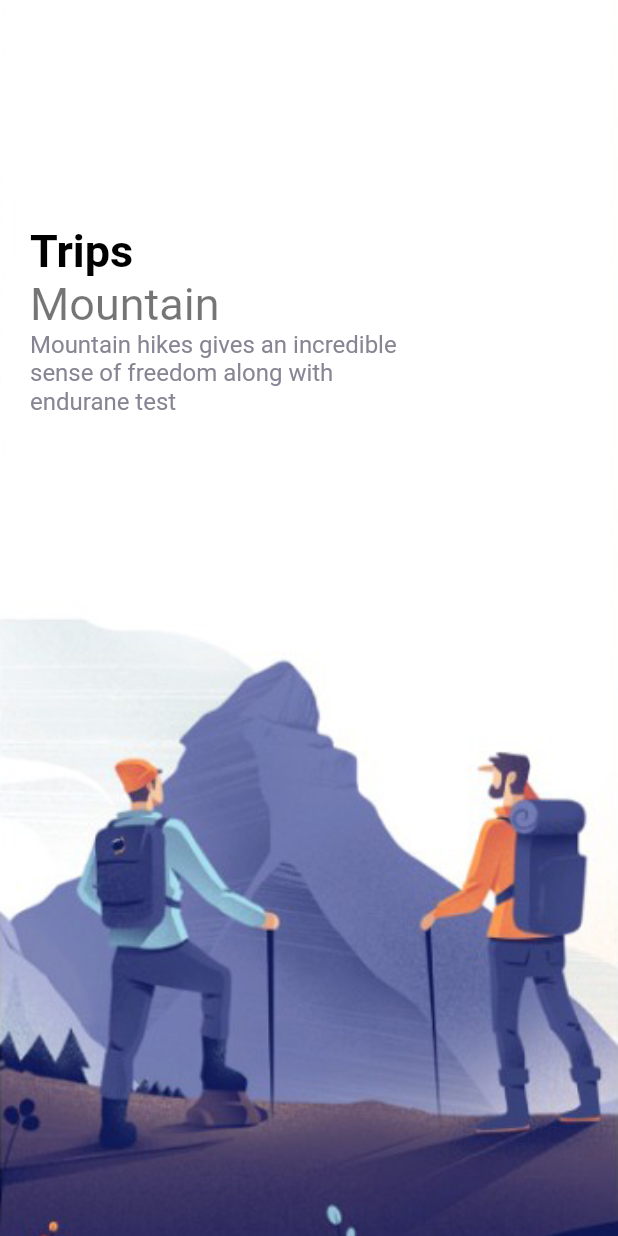
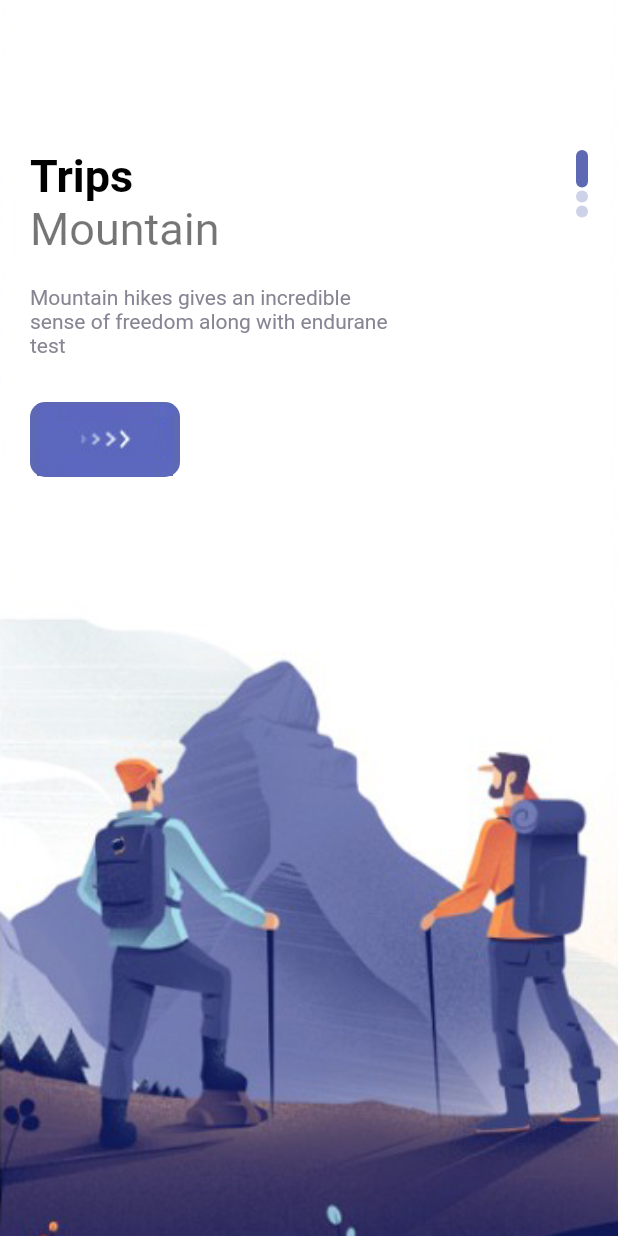
Before and after one commit to javedAJ/travel-app, a Flutter app: the screen it shows after launch, on a phone screen of 412 x 824 dp. Run offline on Flutter 3.47's test engine with Material 2 defaults, Android fonts, the phone set to English and light mode, and no system bars.

Commit message:
responsive button & dots dynamic

```diff
--- a/lib/pages/welcome_page.dart
+++ b/lib/pages/welcome_page.dart
@@ -3,6 +3,7 @@ import 'package:flutter/rendering.dart';
 import 'package:travel_app/misc/colors.dart';
 import 'package:travel_app/widgets/app_large_text.dart';
 import 'package:travel_app/widgets/app_text.dart';
+import 'package:travel_app/widgets/responsive_button.dart';
 
 class WelcomePage extends StatefulWidget {
   const WelcomePage({Key? key}) : super(key: key);
@@ -37,11 +38,12 @@ class _WelcomePageState extends State<WelcomePage> {
               ),
               child: Container(
                 margin: const EdgeInsets.only(
-                  top: 150,
+                  top: 100,
                   left: 20,
                   right: 20,
                 ),
                 child: Row(
+                  mainAxisAlignment: MainAxisAlignment.spaceBetween,
                   children: [
                     Column(
                       crossAxisAlignment: CrossAxisAlignment.start,
@@ -51,15 +53,39 @@ class _WelcomePageState extends State<WelcomePage> {
                           text: "Mountain",
                           size: 30,
                         ),
+                        const SizedBox(
+                          height: 20,
+                        ),
                         Container(
                           width: 250,
                           child: AppText(
                             text:
                                 "Mountain hikes gives an incredible sense of freedom along with endurane test",
                             color: AppColors.textColor2,
+                            size: 14,
                           ),
                         ),
+                        const SizedBox(
+                          height: 30,
+                        ),
+                        ResponsiveButton(
+                          width: 100,
+                        ),
                       ],
+                    ),
+                    Column(
+                      children: List.generate(3, (indexDots) {
+                        return Container(
+                          margin: const EdgeInsets.only(bottom: 2),
+                          height: index == indexDots ? 25 : 8,
+                          width: 8,
+                          decoration: BoxDecoration(
+                              color: index == indexDots
+                                  ? AppColors.mainColor
+                                  : AppColors.mainColor.withOpacity(0.3),
+                              borderRadius: BorderRadius.circular(8)),
+                        );
+                      }),
                     ),
                   ],
                 ),
--- /dev/null
+++ b/lib/widgets/responsive_button.dart
@@ -0,0 +1,29 @@
+import 'package:flutter/material.dart';
+import 'package:travel_app/misc/colors.dart';
+
+class ResponsiveButton extends StatelessWidget {
+  bool? isResponsive;
+  double? width;
+
+  ResponsiveButton({
+    Key? key,
+    this.isResponsive = false,
+    this.width,
+  }) : super(key: key);
+
+  @override
+  Widget build(BuildContext context) {
+    return Container(
+      width: width,
+      height: 50,
+      decoration: BoxDecoration(
+          borderRadius: BorderRadius.circular(10), color: AppColors.mainColor),
+      child: Row(
+        mainAxisAlignment: MainAxisAlignment.center,
+        children: [
+          Image.asset('img/button-one.png'),
+        ],
+      ),
+    );
+  }
+}
```
